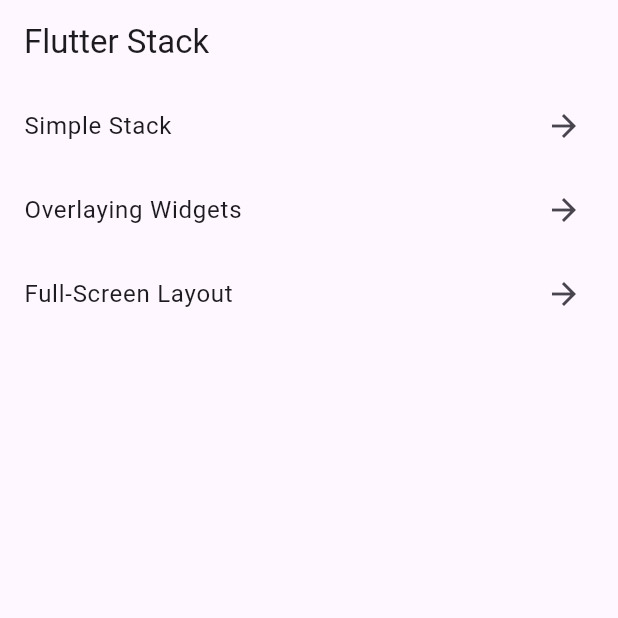
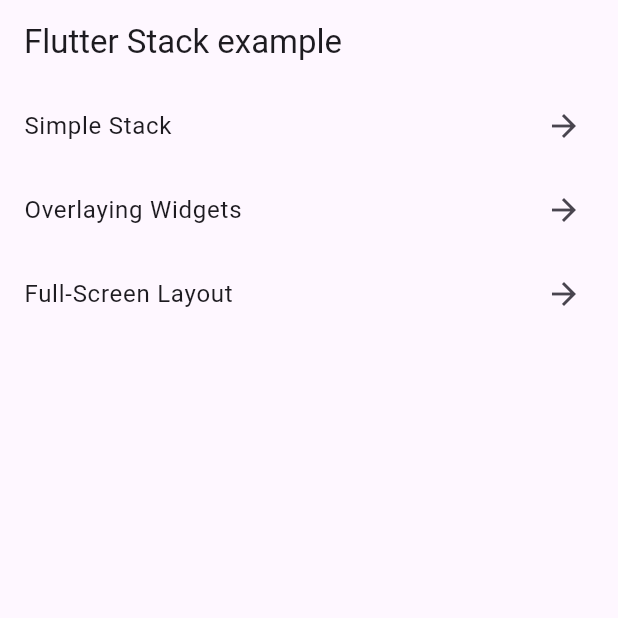
Before and after one commit to Sutharpraveen/stack_flutter, a Flutter app: the screen it shows after launch, on a phone screen of 412 x 824 dp, the top half of it. Run offline on Flutter 3.47's test engine with Material 3 defaults, Android fonts, the light colour scheme and no system bars.

Commit message:
name change

```diff
--- a/lib/screen/stack_screen.dart
+++ b/lib/screen/stack_screen.dart
@@ -8,7 +8,7 @@
       debugShowCheckedModeBanner: false,
       title: 'Flutter Stack Examples',
       home: Scaffold(
-        appBar: AppBar(title: Text('Flutter Stack')),
+        appBar: AppBar(title: Text('Flutter Stack example')),
         body: ExamplesList(),
       ),
     );
```
